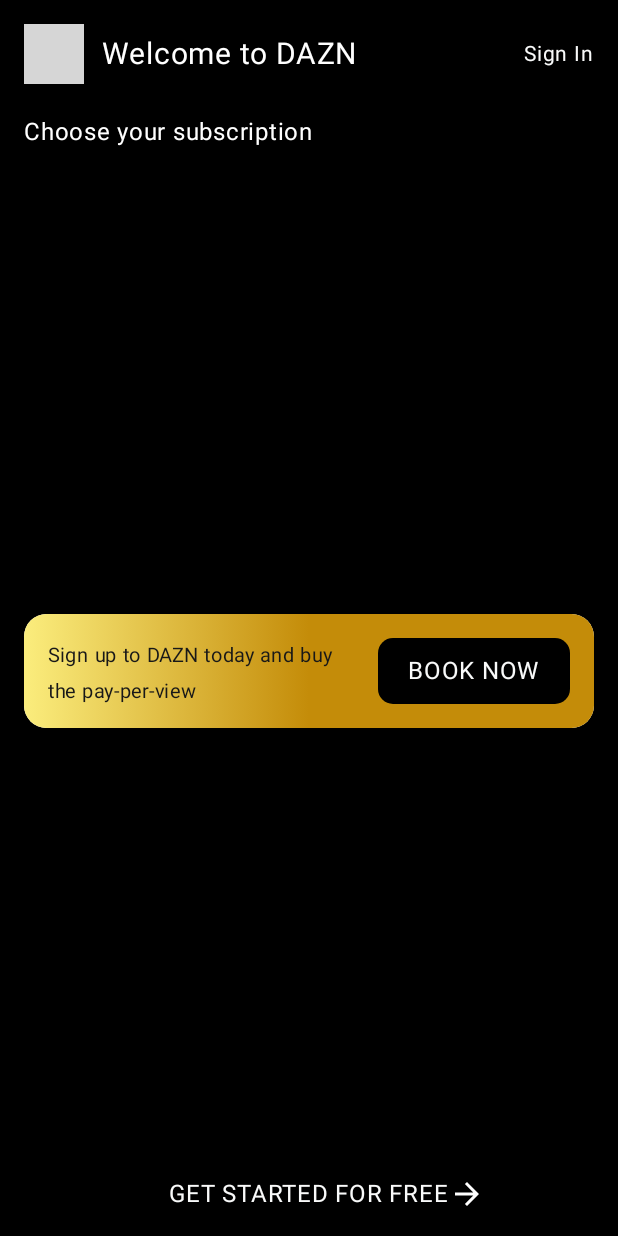
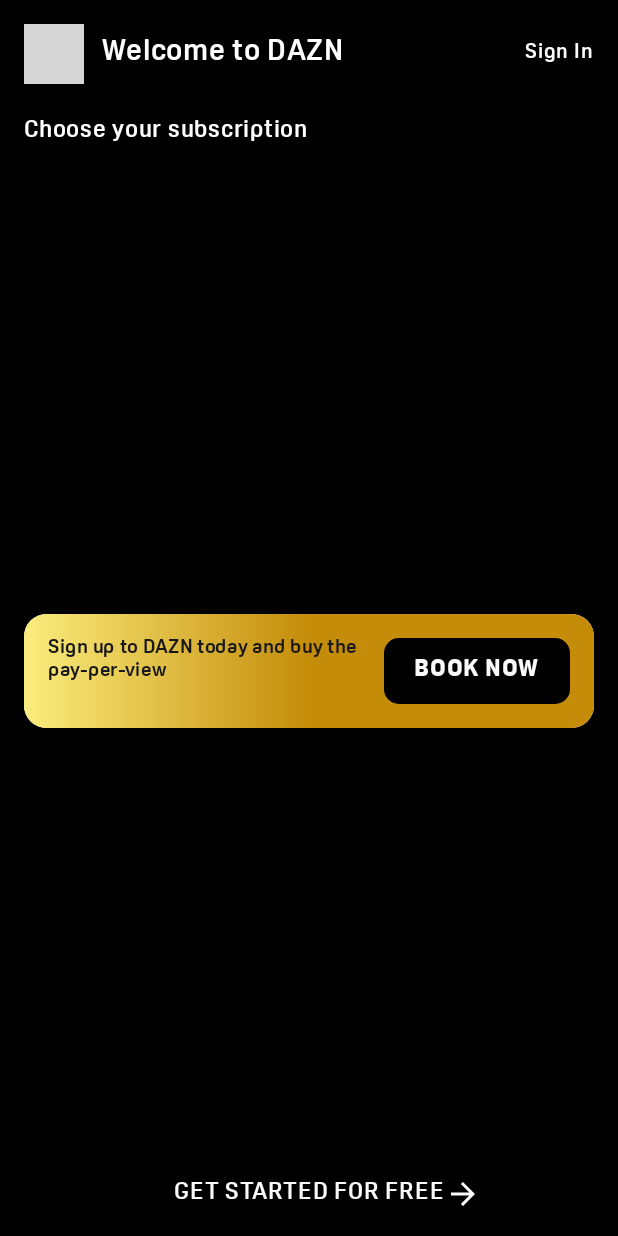
Before and after one commit to SG-K/Compose-SDUI, an Android app built with Jetpack Compose: the screen it shows after launch (MainActivity), on a phone screen of 412 x 824 dp. Run offline under Robolectric (Android 15) with nearby library versions, the phone set to English and light mode, and no system bars; our stand-ins replace Dagger/Hilt's generated code, accompanist, constraintlayout-compose; pictures from the network do not load; grey boxes are pictures that could not be loaded.

Commit message:
added couple of text component prperties

```diff
--- /dev/null
+++ b/app/src/main/java/com/sgk/compose_sdui/ui/theme/Typography.kt
@@ -0,0 +1,24 @@
+package com.sgk.compose_sdui.ui.theme
+
+import androidx.compose.ui.text.font.Font
+import androidx.compose.ui.text.font.FontFamily
+import androidx.compose.ui.text.font.FontWeight
+import com.sgk.compose_sdui.R
+
+val oscineFont = FontFamily(
+    Font(R.font.oscine_light, FontWeight.Light),
+    Font(R.font.oscine_regular, FontWeight.Normal),
+//    Font(R.font.oscine_bold, FontWeight.Medium),
+    Font(R.font.oscine_bold, FontWeight.Bold),
+    Font(R.font.oscine_extra_bold, FontWeight.ExtraBold)
+)
+
+fun String.getFont() : Font{
+    return when(this){
+        "light" -> Font(R.font.oscine_light, FontWeight.Light)
+        "regular" -> Font(R.font.oscine_regular, FontWeight.Normal)
+        "bold" -> Font(R.font.oscine_bold, FontWeight.Bold)
+        "extra_bold" -> Font(R.font.oscine_extra_bold, FontWeight.Bold)
+        else -> Font(R.font.oscine_regular, FontWeight.Normal)
+    }
+}
--- a/app/src/main/java/com/sgk/compose_sdui/ui/widgets/TextRenderer.kt
+++ b/app/src/main/java/com/sgk/compose_sdui/ui/widgets/TextRenderer.kt
@@ -1,5 +1,6 @@
 package com.sgk.compose_sdui.ui.widgets
 
+import android.util.Log
 import androidx.compose.material3.Text
 import androidx.compose.runtime.Composable
 import androidx.compose.ui.graphics.Color
@@ -7,8 +8,12 @@
 import androidx.compose.ui.text.font.FontWeight
 import androidx.compose.ui.text.style.TextAlign
 import androidx.compose.ui.tooling.preview.Preview
+import androidx.compose.ui.unit.TextUnit
+import androidx.compose.ui.unit.dp
 import androidx.compose.ui.unit.sp
 import com.sgk.compose_sdui.helper.toColor
+import com.sgk.compose_sdui.ui.theme.getFont
+import com.sgk.compose_sdui.ui.theme.oscineFont
 import com.sgk.compose_sdui.ui.widgets.utils.semantics.addTestSemantics
 import com.sgk.sduicore.modal.metadata.ElementStyle
 import com.sgk.sduicore.modal.metadata.TextStyle
@@ -17,11 +22,17 @@
 @Composable
 fun TextRenderer(textElement: TextElement) {
 
+  if (textElement.style?.id == "text_book_now_desp"){
+    Log.v("hjdsvbsjdhbv", "fontWeight = ${textElement.textStyle.fontWeight}")
+  }
+
   Text(
     text = textElement.text,
     fontSize = textElement.textStyle.textSize.sp,
     fontWeight = textElement.textStyle.fontWeight?.let{ FontWeight(it) },
     color = textElement.textStyle.textColor?.toColor() ?: Color.Unspecified,
+    lineHeight = textElement.textStyle.lineHeight?.sp ?: TextUnit.Unspecified,
+    fontFamily = oscineFont,
     modifier = textElement
       .style
       .asModifier()
--- a/sduiCore/src/main/java/com/sgk/sduicore/adapters/metadata/TextStyleJsonAdapter.kt
+++ b/sduiCore/src/main/java/com/sgk/sduicore/adapters/metadata/TextStyleJsonAdapter.kt
@@ -12,7 +12,17 @@
         private const val KEY_TEXT_SIZE = "textSize"
         private const val KEY_IS_BOLD = "isBold"
         private const val KEY_TEXT_COLOR = "textColor"
-        private val KEY_OPTIONS = JsonReader.Options.of(KEY_TEXT_SIZE, KEY_IS_BOLD, KEY_TEXT_COLOR)
+        private const val KEY_FONT_WEIGHT = "fontWeight"
+        private const val KEY_LINE_HEIGHT = "lineHeight"
+        private const val KEY_FONT_FAMILY = "fontFamily"
+        private val KEY_OPTIONS = JsonReader.Options.of(
+            KEY_TEXT_SIZE,
+            KEY_IS_BOLD,
+            KEY_TEXT_COLOR,
+            KEY_FONT_WEIGHT,
+            KEY_LINE_HEIGHT,
+            KEY_FONT_FAMILY
+        )
     }
 
     @Throws(IOException::class)
@@ -20,6 +30,9 @@
         var textSize: Int? = null
         var isBold: Boolean? = null
         var textColor: String? = null
+        var fontWeight: Int? = null
+        var lineHeight: Int? = null
+        var fontFamily: String? = null
 
         reader.beginObject()
         while (reader.hasNext()) {
@@ -32,6 +45,15 @@
                 }
                 2 -> {
                     textColor = reader.nextString()
+                }
+                3 -> {
+                    fontWeight = reader.nextInt()
+                }
+                4 -> {
+                    lineHeight = reader.nextInt()
+                }
+                5 -> {
+                    fontFamily = reader.nextString()
                 }
                 else -> {
                     reader.skipName()
@@ -49,7 +71,10 @@
         return TextStyle(
             textSize = textSize,
             isBold = isBold,
-            textColor = textColor
+            textColor = textColor,
+            lineHeight = lineHeight,
+            fontFamily = fontFamily,
+            fontWeight = fontWeight,
         )
     }
 
@@ -68,6 +93,15 @@
             writer.name(KEY_TEXT_COLOR)
             writer.value(value.textColor)
 
+            writer.name(KEY_FONT_WEIGHT)
+            writer.value(value.fontWeight)
+
+            writer.name(KEY_LINE_HEIGHT)
+            writer.value(value.lineHeight)
+
+            writer.name(KEY_FONT_FAMILY)
+            writer.value(value.fontFamily)
+
             writer.endObject()
         }
     }
```
Also changed, not shown: app/src/main/assets/dazn_boxing_ppv.json (+5 -3 lines), app/src/main/res/font/oscine_bold.ttf (added), app/src/main/res/font/oscine_extra_bold.ttf (added), app/src/main/res/font/oscine_light.ttf (added), app/src/main/res/font/oscine_regular.ttf (added).
